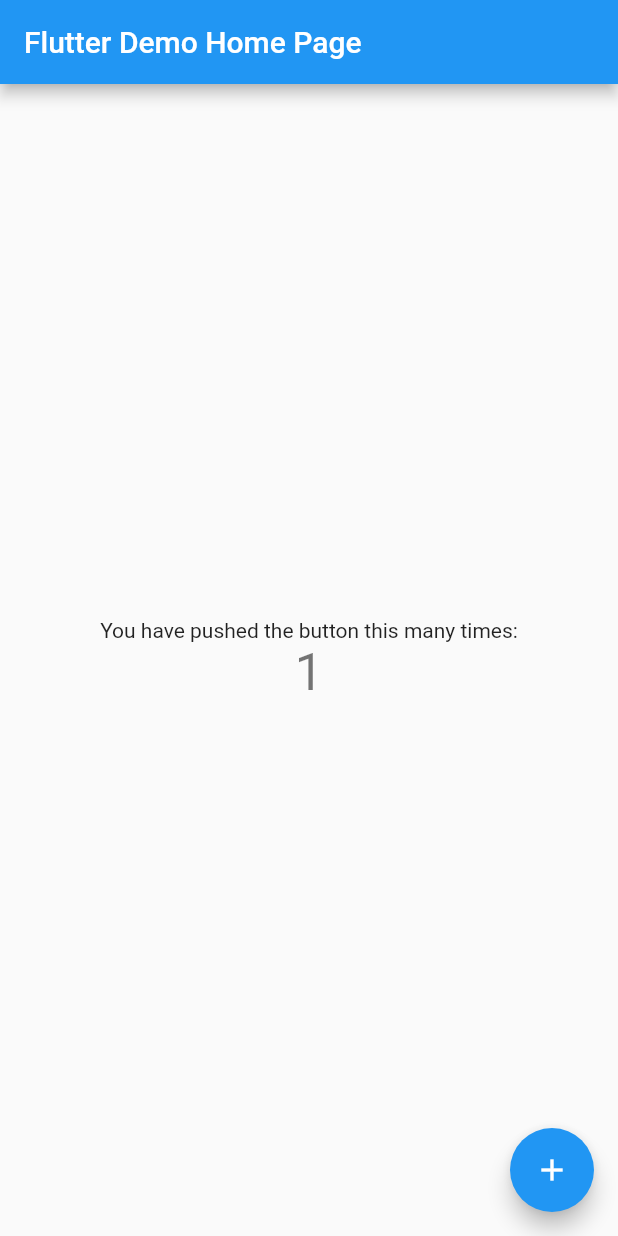
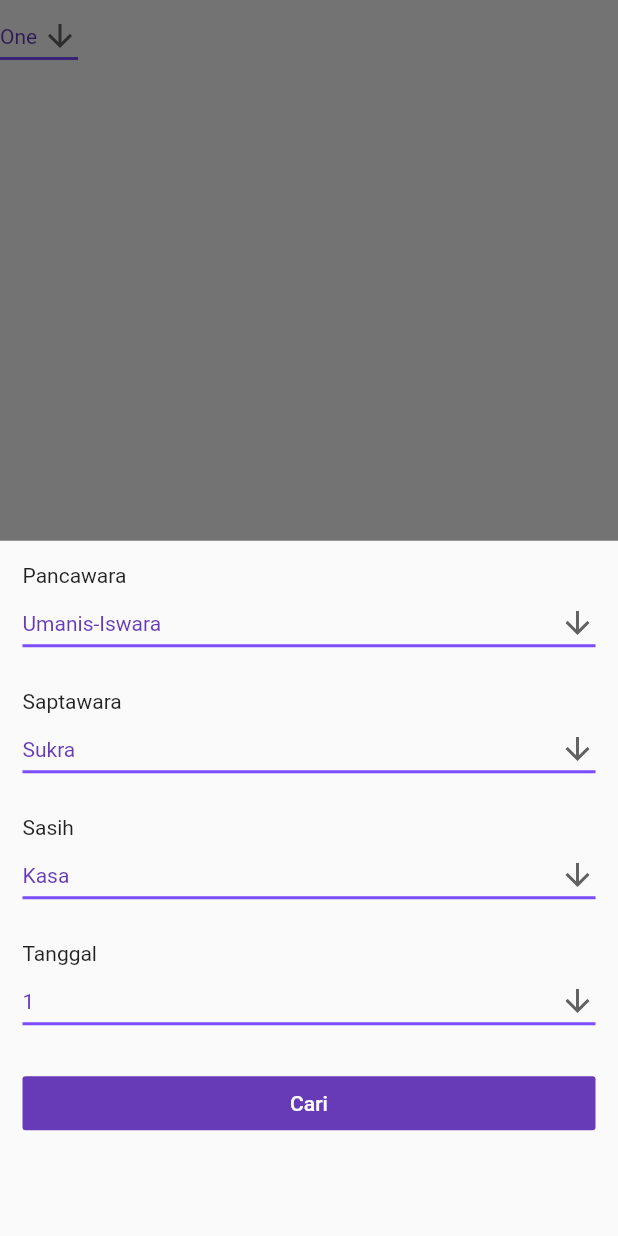
Before and after one commit to premawaisnawa/wariga_mobile, a Flutter app: the screen it shows after launch, after a tap on the "add" icon, on a phone screen of 412 x 824 dp. Run offline on Flutter 3.47's test engine with Material 2 defaults, Android fonts, the phone set to English and light mode, and no system bars.

Commit message:
finished layout || WIP model

```diff
--- a/lib/main.dart
+++ b/lib/main.dart
@@ -20,92 +20,251 @@ class MyApp extends StatelessWidget {
         // is not restarted.
         primarySwatch: Colors.blue,
       ),
-      home: MyHomePage(title: 'Flutter Demo Home Page'),
+      home: WarigaGemetScreen(),
     );
   }
 }
 
-class MyHomePage extends StatefulWidget {
-  MyHomePage({Key key, this.title}) : super(key: key);
-
-  // This widget is the home page of your application. It is stateful, meaning
-  // that it has a State object (defined below) that contains fields that affect
-  // how it looks.
-
-  // This class is the configuration for the state. It holds the values (in this
-  // case the title) provided by the parent (in this case the App widget) and
-  // used by the build method of the State. Fields in a Widget subclass are
-  // always marked "final".
-
-  final String title;
-
+class WarigaGemetScreen extends StatefulWidget {
   @override
-  _MyHomePageState createState() => _MyHomePageState();
+  _WarigaGemetScreenState createState() => _WarigaGemetScreenState();
 }
 
-class _MyHomePageState extends State<MyHomePage> {
-  int _counter = 0;
-
-  void _incrementCounter() {
-    setState(() {
-      // This call to setState tells the Flutter framework that something has
-      // changed in this State, which causes it to rerun the build method below
-      // so that the display can reflect the updated values. If we changed
-      // _counter without calling setState(), then the build method would not be
-      // called again, and so nothing would appear to happen.
-      _counter++;
-    });
-  }
+class _WarigaGemetScreenState extends State<WarigaGemetScreen> {
+  String dropdownValue = 'One';
 
   @override
   Widget build(BuildContext context) {
-    // This method is rerun every time setState is called, for instance as done
-    // by the _incrementCounter method above.
-    //
-    // The Flutter framework has been optimized to make rerunning build methods
-    // fast, so that you can just rebuild anything that needs updating rather
-    // than having to individually change instances of widgets.
     return Scaffold(
-      appBar: AppBar(
-        // Here we take the value from the MyHomePage object that was created by
-        // the App.build method, and use it to set our appbar title.
-        title: Text(widget.title),
+        floatingActionButton: FloatingActionButton(
+          backgroundColor: Colors.lightBlueAccent,
+          child: Icon(Icons.add),
+          onPressed: () {
+            showModalBottomSheet(
+              context: context,
+              builder: (context) => SearchWarigaScreen(),
+            );
+          },
         ),
-      body: Center(
-        // Center is a layout widget. It takes a single child and positions it
-        // in the middle of the parent.
+        body: SafeArea(
           child: Column(
-          // Column is also a layout widget. It takes a list of children and
-          // arranges them vertically. By default, it sizes itself to fit its
-          // children horizontally, and tries to be as tall as its parent.
-          //
-          // Invoke "debug painting" (press "p" in the console, choose the
-          // "Toggle Debug Paint" action from the Flutter Inspector in Android
-          // Studio, or the "Toggle Debug Paint" command in Visual Studio Code)
-          // to see the wireframe for each widget.
-          //
-          // Column has various properties to control how it sizes itself and
-          // how it positions its children. Here we use mainAxisAlignment to
-          // center the children vertically; the main axis here is the vertical
-          // axis because Columns are vertical (the cross axis would be
-          // horizontal).
-          mainAxisAlignment: MainAxisAlignment.center,
             children: <Widget>[
-            Text(
-              'You have pushed the button this many times:',
+              DropdownButton<String>(
+                value: dropdownValue,
+                icon: Icon(Icons.arrow_downward),
+                iconSize: 24,
+                elevation: 16,
+                style: TextStyle(color: Colors.deepPurple),
+                underline: Container(
+                  height: 2,
+                  color: Colors.deepPurpleAccent,
                 ),
-            Text(
-              '$_counter',
-              style: Theme.of(context).textTheme.display1,
+                onChanged: (String newValue) {
+                  setState(() {
+                    dropdownValue = newValue;
+                  });
+                },
+                items: <String>['One', 'Two', 'Free', 'Four']
+                    .map<DropdownMenuItem<String>>((String value) {
+                  return DropdownMenuItem<String>(
+                    value: value,
+                    child: Text(value),
+                  );
+                }).toList(),
+              )
+            ],
           ),
+        ));
+  }
+}
+
+class SearchWarigaScreen extends StatefulWidget {
+  @override
+  _SearchWarigaScreenState createState() => _SearchWarigaScreenState();
+}
+
+class _SearchWarigaScreenState extends State<SearchWarigaScreen> {
+  String pancawaraValue = 'Umanis-Iswara';
+  String saptawaraValue = 'Sukra';
+  String sasihValue = 'Kasa';
+  String tanggalValue = '1';
+  List<Map<String, dynamic>> pancawara = [
+    {'nama': 'Umanis-Iswara', 'urip': 5},
+    {'nama': 'Paing-Yama', 'urip': 9},
+    {'nama': 'Pon-Mahadewa', 'urip': 7},
+    {'nama': 'Wage-Wisnu', 'urip': 4},
+    {'nama': 'Kliwon-Siwa', 'urip': 9},
+  ];
+
+  List<Map<String, dynamic>> saptawara = [
+    {'nama': 'Sukra', 'urip': 6},
+    {'nama': 'Redite', 'urip': 5},
+    {'nama': 'Wrspati', 'urip': 8},
+    {'nama': 'Saniscara', 'urip': 9},
+    {'nama': 'Anggara', 'urip': 3},
+    {'nama': 'Budha', 'urip': 7},
+  ];
+
+  List<Map<String, dynamic>> sasih = [
+    {'nama': 'Kasa', 'urip': 5},
+    {'nama': 'Karo', 'urip': 5},
+    {'nama': 'Katiga', 'urip': 5},
+    {'nama': 'Kapat', 'urip': 9},
+    {'nama': 'Kalima', 'urip': 9},
+    {'nama': 'Kanam', 'urip': 9},
+    {'nama': 'Kapitu', 'urip': 7},
+    {'nama': 'Kaulu', 'urip': 7},
+    {'nama': 'Kasanga', 'urip': 7},
+    {'nama': 'Kadasa', 'urip': 4},
+    {'nama': 'Desta', 'urip': 4},
+    {'nama': 'Sada', 'urip': 4},
+  ];
+
+  List<Map<String, dynamic>> tanggal = [
+    {'nama': '1', 'urip': 5},
+    {'nama': '2', 'urip': 1},
+    {'nama': '3', 'urip': 4},
+    {'nama': '4', 'urip': 6},
+    {'nama': '5', 'urip': 5},
+    {'nama': '6', 'urip': 8},
+    {'nama': '7', 'urip': 9},
+    {'nama': '8', 'urip': 3},
+    {'nama': '9', 'urip': 7},
+    {'nama': '10', 'urip': 1},
+    {'nama': '11', 'urip': 4},
+    {'nama': '12', 'urip': 6},
+    {'nama': '13', 'urip': 5},
+    {'nama': '14', 'urip': 8},
+    {'nama': '15', 'urip': 9},
+  ];
+
+  @override
+  Widget build(BuildContext context) {
+    return ListView(
+      children: <Widget>[
+        Padding(
+          padding: const EdgeInsets.all(15),
+          child: Column(
+            crossAxisAlignment: CrossAxisAlignment.start,
+            children: <Widget>[
+              Text('Pancawara'),
+              DropdownButton<String>(
+                isExpanded: true,
+                value: pancawaraValue,
+                icon: Icon(Icons.arrow_downward),
+                iconSize: 24,
+                elevation: 16,
+                style: TextStyle(color: Colors.deepPurple),
+                underline: Container(
+                  height: 2,
+                  color: Colors.deepPurpleAccent,
+                ),
+                onChanged: (newValue) {
+                  setState(() {
+                    pancawaraValue = newValue;
+                  });
+                },
+                items: pancawara.map<DropdownMenuItem<String>>((value) {
+                  return DropdownMenuItem<String>(
+                    value: value['nama'],
+                    child: Text(value['nama']),
+                  );
+                }).toList(),
+              ),
+              SizedBox(height: 20),
+              Text('Saptawara'),
+              DropdownButton<String>(
+                isExpanded: true,
+                value: saptawaraValue,
+                icon: Icon(Icons.arrow_downward),
+                iconSize: 24,
+                elevation: 16,
+                style: TextStyle(color: Colors.deepPurple),
+                underline: Container(
+                  height: 2,
+                  color: Colors.deepPurpleAccent,
+                ),
+                onChanged: (newValue) {
+                  setState(() {
+                    saptawaraValue = newValue;
+                  });
+                },
+                items: saptawara.map<DropdownMenuItem<String>>((value) {
+                  return DropdownMenuItem<String>(
+                    value: value['nama'],
+                    child: Text(value['nama']),
+                  );
+                }).toList(),
+              ),
+              SizedBox(height: 20),
+              Text('Sasih'),
+              DropdownButton<String>(
+                isExpanded: true,
+                value: sasihValue,
+                icon: Icon(Icons.arrow_downward),
+                iconSize: 24,
+                elevation: 16,
+                style: TextStyle(color: Colors.deepPurple),
+                underline: Container(
+                  height: 2,
+                  color: Colors.deepPurpleAccent,
+                ),
+                onChanged: (newValue) {
+                  setState(() {
+                    sasihValue = newValue;
+                  });
+                },
+                items: sasih.map<DropdownMenuItem<String>>((value) {
+                  return DropdownMenuItem<String>(
+                    value: value['nama'],
+                    child: Text(value['nama']),
+                  );
+                }).toList(),
+              ),
+              SizedBox(height: 20),
+              Text('Tanggal'),
+              DropdownButton<String>(
+                isExpanded: true,
+                value: tanggalValue,
+                icon: Icon(Icons.arrow_downward),
+                iconSize: 24,
+                elevation: 16,
+                style: TextStyle(color: Colors.deepPurple),
+                underline: Container(
+                  height: 2,
+                  color: Colors.deepPurpleAccent,
+                ),
+                onChanged: (newValue) {
+                  setState(() {
+                    tanggalValue = newValue;
+                  });
+                },
+                items: tanggal.map<DropdownMenuItem<String>>((value) {
+                  return DropdownMenuItem<String>(
+                    value: value['nama'],
+                    child: Text(value['nama']),
+                  );
+                }).toList(),
+              ),
+              SizedBox(height: 20),
+              Row(
+                children: <Widget>[
+                  Expanded(
+                    child: FlatButton(
+                      onPressed: () {},
+                      child: Text(
+                        'Cari',
+                        style: TextStyle(color: Colors.white),
+                      ),
+                      color: Colors.deepPurple,
+                    ),
+                  ),
+                ],
+              )
             ],
           ),
         ),
-      floatingActionButton: FloatingActionButton(
-        onPressed: _incrementCounter,
-        tooltip: 'Increment',
-        child: Icon(Icons.add),
-      ), // This trailing comma makes auto-formatting nicer for build methods.
+      ],
     );
   }
 }
--- /dev/null
+++ b/lib/model/wariga.dart
@@ -0,0 +1,51 @@
+class Wariga {
+  List<Map<String, dynamic>> pancawara = [
+    {'nama': 'Umanis-Iswara', 'urip': 5},
+    {'nama': 'Paing-Yama', 'urip': 9},
+    {'nama': 'Pon-Mahadewa', 'urip': 7},
+    {'nama': 'Wage-Wisnu', 'urip': 4},
+    {'nama': 'Kliwon-Siwa', 'urip': 9},
+  ];
+
+  List<Map<String, dynamic>> saptawara = [
+    {'nama': 'Sukra', 'urip': 6},
+    {'nama': 'Redite', 'urip': 5},
+    {'nama': 'Wrspati', 'urip': 8},
+    {'nama': 'Saniscara', 'urip': 9},
+    {'nama': 'Anggara', 'urip': 3},
+    {'nama': 'Budha', 'urip': 7},
+  ];
+
+  List<Map<String, dynamic>> sasih = [
+    {'nama': 'Kasa', 'urip': 5},
+    {'nama': 'Karo', 'urip': 5},
+    {'nama': 'Katiga', 'urip': 5},
+    {'nama': 'Kapat', 'urip': 9},
+    {'nama': 'Kalima', 'urip': 9},
+    {'nama': 'Kanam', 'urip': 9},
+    {'nama': 'Kapitu', 'urip': 7},
+    {'nama': 'Kaulu', 'urip': 7},
+    {'nama': 'Kasanga', 'urip': 7},
+    {'nama': 'Kadasa', 'urip': 4},
+    {'nama': 'Desta', 'urip': 4},
+    {'nama': 'Sada', 'urip': 4},
+  ];
+
+  List<Map<String, dynamic>> tanggal = [
+    {'nama': '1', 'urip': 5},
+    {'nama': '2', 'urip': 1},
+    {'nama': '3', 'urip': 4},
+    {'nama': '4', 'urip': 6},
+    {'nama': '5', 'urip': 5},
+    {'nama': '6', 'urip': 8},
+    {'nama': '7', 'urip': 9},
+    {'nama': '8', 'urip': 3},
+    {'nama': '9', 'urip': 7},
+    {'nama': '10', 'urip': 1},
+    {'nama': '11', 'urip': 4},
+    {'nama': '12', 'urip': 6},
+    {'nama': '13', 'urip': 5},
+    {'nama': '14', 'urip': 8},
+    {'nama': '15', 'urip': 9},
+  ];
+}
```
Lines whose indentation alone changed are shown as unchanged.
